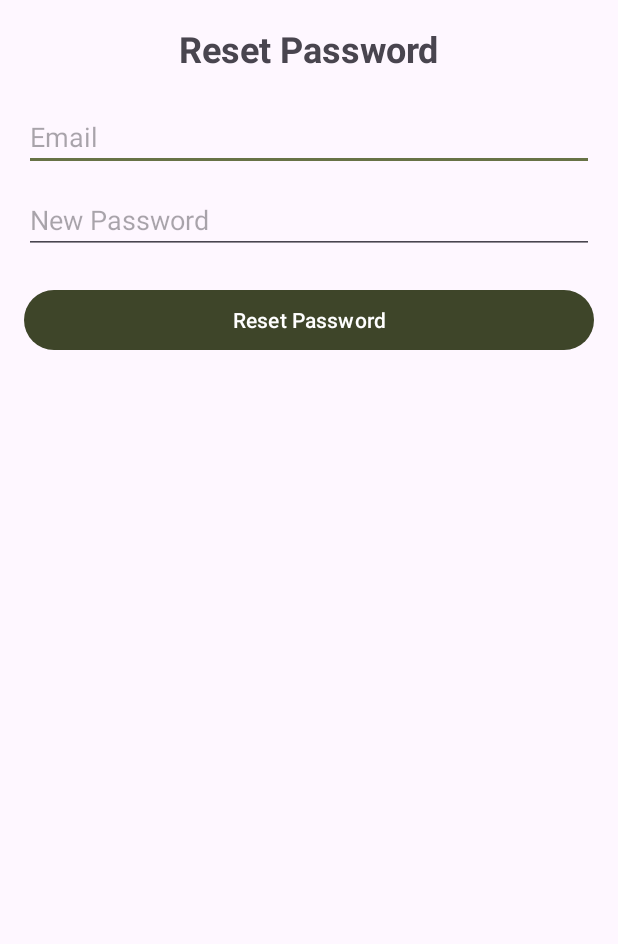
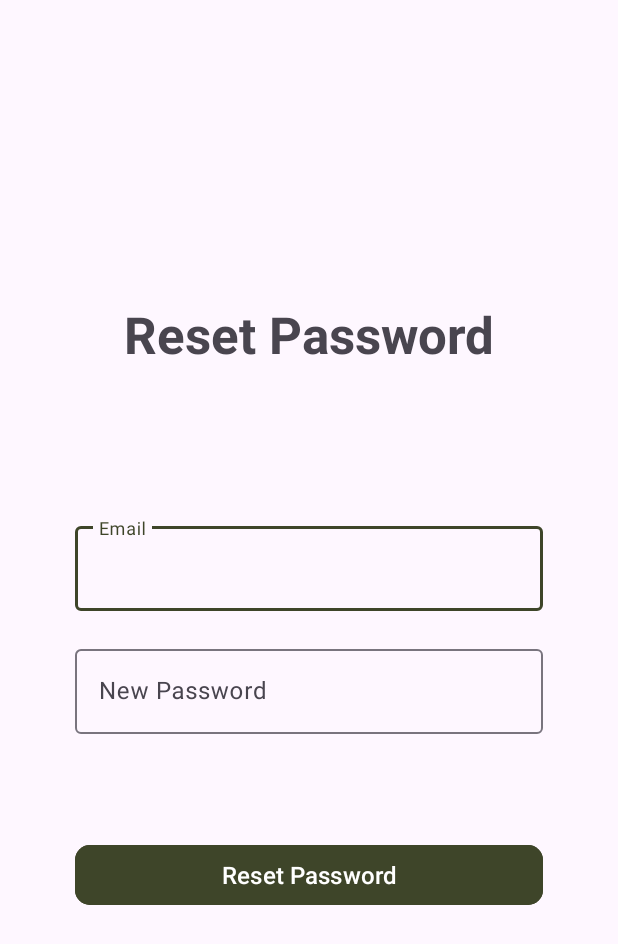
Before and after one commit to amirzach/MindBodyEarthMK3, an Android app: the ResetPasswordActivity screen opened directly, with no data from a screen before it, on a phone screen of 412 x 824 dp. Shown: the top 944 px of the screen. Run offline under Robolectric (Android 15) with nearby library versions, the phone set to English and light mode, and no system bars.

Commit message:
Changed reset password activity layout

```diff
--- a/app/src/main/java/com/example/mindbodyearthmk3/ui/ResetPasswordActivity.java
+++ b/app/src/main/java/com/example/mindbodyearthmk3/ui/ResetPasswordActivity.java
@@ -15,8 +15,8 @@ public class ResetPasswordActivity extends AppCompatActivity {
         setContentView(R.layout.activity_reset_password);
 
         findViewById(R.id.btnResetPassword).setOnClickListener(view -> {
-            String email = ((EditText) findViewById(R.id.etEmail)).getText().toString().trim();
-            String newPassword = ((EditText) findViewById(R.id.etNewPassword)).getText().toString().trim();
+            String email = ((EditText) findViewById(R.id.emailTextInputLayout)).getText().toString();
+            String newPassword = ((EditText) findViewById(R.id.newPasswordTextInputLayout)).getText().toString();
 
             // Validate inputs
             if (email.isEmpty() || newPassword.isEmpty()) {
--- a/app/src/main/res/layout/activity_reset_password.xml
+++ b/app/src/main/res/layout/activity_reset_password.xml
@@ -1,44 +1,70 @@
 <?xml version="1.0" encoding="utf-8"?>
-<ScrollView xmlns:android="http://schemas.android.com/apk/res/android"
+<androidx.constraintlayout.widget.ConstraintLayout xmlns:android="http://schemas.android.com/apk/res/android"
+    xmlns:app="http://schemas.android.com/apk/res-auto"
+    xmlns:tools="http://schemas.android.com/tools"
+    android:id="@+id/scrollView3"
     android:layout_width="match_parent"
-    android:layout_height="match_parent"
-    android:padding="16dp">
+    android:layout_height="match_parent">
 
-    <LinearLayout
+
+    <TextView
+        android:id="@+id/textView3"
+        android:layout_width="wrap_content"
+        android:layout_height="wrap_content"
+        android:layout_marginTop="200dp"
+        android:text="@string/reset_password"
+        android:textSize="34sp"
+        android:textStyle="bold"
+        app:layout_constraintEnd_toEndOf="parent"
+        app:layout_constraintStart_toStartOf="parent"
+        app:layout_constraintTop_toTopOf="parent" />
+
+    <com.google.android.material.textfield.TextInputLayout
+        android:id="@+id/emailTextInputLayout"
         android:layout_width="match_parent"
         android:layout_height="wrap_content"
-        android:orientation="vertical">
+        android:layout_marginStart="50dp"
+        android:layout_marginTop="100dp"
+        android:layout_marginEnd="50dp"
+        app:layout_constraintEnd_toEndOf="parent"
+        app:layout_constraintStart_toStartOf="parent"
+        app:layout_constraintTop_toBottomOf="@+id/textView3">
 
-        <TextView
-            android:layout_width="wrap_content"
-            android:layout_height="wrap_content"
-            android:text="Reset Password"
-            android:textSize="24sp"
-            android:textStyle="bold"
-            android:layout_gravity="center"
-            android:layout_marginBottom="20dp" />
-
-        <EditText
-            android:id="@+id/etEmail"
+        <com.google.android.material.textfield.TextInputEditText
             android:layout_width="match_parent"
             android:layout_height="wrap_content"
-            android:hint="Email"
-            android:inputType="textEmailAddress" />
+            android:hint="@string/email" />
+    </com.google.android.material.textfield.TextInputLayout>
 
-        <EditText
-            android:id="@+id/etNewPassword"
+    <com.google.android.material.textfield.TextInputLayout
+        android:id="@+id/newPasswordTextInputLayout"
+        android:layout_width="0dp"
+        android:layout_height="wrap_content"
+        android:layout_marginTop="20dp"
+        app:layout_constraintEnd_toEndOf="@+id/emailTextInputLayout"
+        app:layout_constraintStart_toStartOf="@+id/emailTextInputLayout"
+        app:layout_constraintTop_toBottomOf="@+id/emailTextInputLayout">
+
+        <com.google.android.material.textfield.TextInputEditText
             android:layout_width="match_parent"
             android:layout_height="wrap_content"
-            android:hint="New Password"
-            android:inputType="textPassword"
-            android:layout_marginTop="10dp" />
+            android:hint="@string/new_password" />
+    </com.google.android.material.textfield.TextInputLayout>
 
-        <Button
-            android:id="@+id/btnResetPassword"
-            android:layout_width="match_parent"
-            android:layout_height="wrap_content"
-            android:text="Reset Password"
-            android:layout_marginTop="20dp" />
+    <Button
+        android:id="@+id/btnResetPassword"
+        android:layout_width="0dp"
+        android:layout_height="wrap_content"
+        android:layout_marginTop="70dp"
+        android:text="@string/reset_password"
+        android:backgroundTint="@color/primary_button_states_color"
+        android:textColor="@color/primary_button_text_states_color"
+        android:textSize="16sp"
+        app:cornerRadius="@dimen/button_border_radius"
+        app:layout_constraintEnd_toEndOf="@+id/newPasswordTextInputLayout"
+        app:layout_constraintHorizontal_bias="0.54"
+        app:layout_constraintStart_toStartOf="@+id/newPasswordTextInputLayout"
+        app:layout_constraintTop_toBottomOf="@+id/newPasswordTextInputLayout" />
 
-    </LinearLayout>
-</ScrollView>
+
+</androidx.constraintlayout.widget.ConstraintLayout>
```
